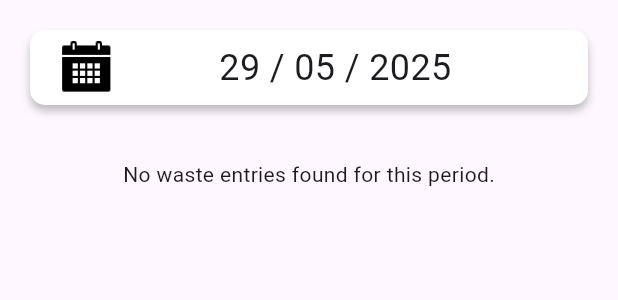
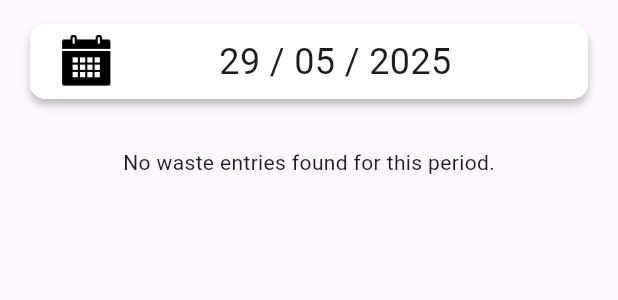
Before and after one commit to Louay-Barraq/SaveEat-Mobile, a Flutter app: the DashboardPage widget shown alone on an empty page, opened directly, on a phone screen of 412 x 824 dp. Shown: the top 300 px of the screen. Run offline on Flutter 3.47's test engine with Material 3 defaults, Android fonts, the light colour scheme and no system bars; our stand-ins replace fl_chart, fluttertoast, supabase_flutter; missing offline and left inert: mqtt_client, qr_code_scanner_plus; accounts and stored records are empty; Roboto replaces fonts that are missing (Inconsolata).

Commit message:
fixed issues

```diff
--- a/lib/models/robot_model.dart
+++ b/lib/models/robot_model.dart
@@ -6,6 +6,7 @@ class RobotModel {
   final double? batteryPercentage;
   final String? name;
   final String? passwordHash;
+  final String? restaurantId;
 
   RobotModel({
     required this.id,
@@ -15,6 +16,7 @@ class RobotModel {
     this.batteryPercentage,
     this.name,
     this.passwordHash,
+    this.restaurantId,
   });
 
   factory RobotModel.fromJson(Map<String, dynamic> json) {
@@ -26,6 +28,7 @@ class RobotModel {
     double? batteryPercentage;
     String? name;
     String? passwordHash;
+    String? restaurantId;
 
     try {
       // Handle required fields with fallbacks
@@ -36,6 +39,7 @@ class RobotModel {
       currentTableId = json['current_table_id']?.toString();
       name = json['name']?.toString();
       passwordHash = json['password_hash']?.toString();
+      restaurantId = json['restaurant_id']?.toString();
 
       // Handle datetime parsing safely
       if (json['last_active_at'] != null) {
@@ -68,6 +72,7 @@ class RobotModel {
       batteryPercentage: batteryPercentage,
       name: name,
       passwordHash: passwordHash,
+      restaurantId: restaurantId,
     );
   }
 
@@ -80,6 +85,7 @@ class RobotModel {
       'battery_percentage': batteryPercentage,
       'name': name,
       'password_hash': passwordHash,
+      'restaurant_id': restaurantId,
     };
   }
 }
--- a/lib/pages/dashboard_page.dart
+++ b/lib/pages/dashboard_page.dart
@@ -11,6 +11,7 @@ import 'package:save_eat/services/supabase_service.dart';
 import 'package:save_eat/utils/statistics_utils.dart';
 import 'package:save_eat/models/waste_entry_model.dart';
 import 'package:intl/intl.dart';
+import 'dart:math' as math;
 
 class DashboardPage extends StatefulWidget {
   const DashboardPage({super.key});
@@ -90,9 +91,9 @@ class _DashboardPageState extends State<DashboardPage>
         physics: const AlwaysScrollableScrollPhysics(),
         child: Column(
           children: [
-            const SizedBox(height: 20),
+            const SizedBox(height: 16),
             DayDateWidget(),
-            const SizedBox(height: 20),
+            const SizedBox(height: 16),
 
             // Show error message if any
             if (_errorMessage != null)
@@ -192,7 +193,7 @@ class _DashboardPageState extends State<DashboardPage>
                   final List<double> weeklyAverages =
                       (weekly['averages'] is List<double>)
                           ? (weekly['averages'] as List<double>)
-                              .map((v) => v * 100)
+                              .map((v) => math.min(v * 100, 100.0))
                               .toList()
                           : List<double>.filled(7, 0.0);
 
@@ -206,7 +207,7 @@ class _DashboardPageState extends State<DashboardPage>
                   try {
                     monthlyAverages =
                         calculateMonthlyAverages(entries, referenceDate: today)
-                            .map((v) => v * 100)
+                            .map((v) => math.min(v * 100, 100.0))
                             .toList();
                   } catch (e) {
                     debugPrint('Error calculating monthly averages: $e');
@@ -224,9 +225,13 @@ class _DashboardPageState extends State<DashboardPage>
                     monthlyAverages = monthlyAverages.sublist(0, 4);
                   }
 
-                  // Waste by time of day (today)
-                  final wasteByTime =
+                  // Waste by time of day (today) - also clamping these values
+                  final Map<String, double> wasteByTime = {};
+                  final rawWasteByTime =
                       calculateWasteByMealTimeForDay(entries, today);
+                  for (final entry in rawWasteByTime.entries) {
+                    wasteByTime[entry.key] = math.min(entry.value, 100.0);
+                  }
 
                   return Column(
                     children: [
@@ -236,7 +241,7 @@ class _DashboardPageState extends State<DashboardPage>
                         comparisonValue: todayAvg - yesterdayAvg,
                         isPercentage: true,
                       ),
-                      const SizedBox(height: 20),
+                      const SizedBox(height: 16),
                       DashboardStatsWidget(
                         title: "Monitored Tables",
                         primaryValue: todayTables.toDouble(),
@@ -244,22 +249,22 @@ class _DashboardPageState extends State<DashboardPage>
                             todayTables.toDouble() - yesterdayTables.toDouble(),
                         isPercentage: false,
                       ),
-                      const SizedBox(height: 20),
+                      const SizedBox(height: 16),
                       WeeklyWasteChart(
                         weeklyData: weeklyAverages,
                         labels: weeklyLabels,
                       ),
-                      const SizedBox(height: 20),
+                      const SizedBox(height: 16),
                       MonthlyWasteChart(
                         weeklyData: monthlyAverages,
                       ),
-                      const SizedBox(height: 20),
+                      const SizedBox(height: 16),
                       WasteTimePieChart(
                         breakfastValue: wasteByTime['breakfast'] ?? 0.0,
                         lunchValue: wasteByTime['lunch'] ?? 0.0,
                         dinnerValue: wasteByTime['dinner'] ?? 0.0,
                       ),
-                      const SizedBox(height: 20),
+                      const SizedBox(height: 16),
                     ],
                   );
                 } catch (e, stackTrace) {
--- a/lib/pages/login_page.dart
+++ b/lib/pages/login_page.dart
@@ -238,7 +238,7 @@ class _LoginPageState extends State<LoginPage> {
                   if (_formKey.currentState!.validate()) {
                     setState(() => _loading = true);
                     final ok = await Provider.of<AuthProvider>(context, listen: false)
-                        .login(_nameController.text, _passwordController.text);
+                        .login(_nameController.text.trim(), _passwordController.text.trim());
                     setState(() => _loading = false);
 
                     if (!ok) {
--- a/lib/pages/robot_page.dart
+++ b/lib/pages/robot_page.dart
@@ -6,6 +6,7 @@ import 'package:save_eat/components/title_with_subtitle_widget.dart';
 import 'package:save_eat/components/one_info_widget.dart';
 import 'package:save_eat/components/section_indicator_widget.dart';
 import 'package:provider/provider.dart';
+import 'package:save_eat/utils/helper_funcs.dart';
 import '../main.dart';
 
 class RobotPage extends StatefulWidget {
@@ -48,7 +49,7 @@ class _RobotPageState extends State<RobotPage>
             const SizedBox(height: 20),
             if (robot != null) ...[
               NameDisplayWidget(
-                name: robot.name ?? 'Robot',
+                name: titleCase(robot.name!) ?? 'Robot',
               ),
               const SizedBox(height: 20),
               SectionIndicatorWidget(
```
Also changed, not shown: lib/components/monthly_chart_widget.dart (+25 -13 lines), lib/components/waste_by_time_pie_chart_widget.dart (+24 -19 lines), lib/components/weekly_chart_widget.dart (+25 -13 lines), lib/pages/qr_scan_page.dart (+11 -2 lines), lib/services/supabase_service.dart (+36 -0 lines).
